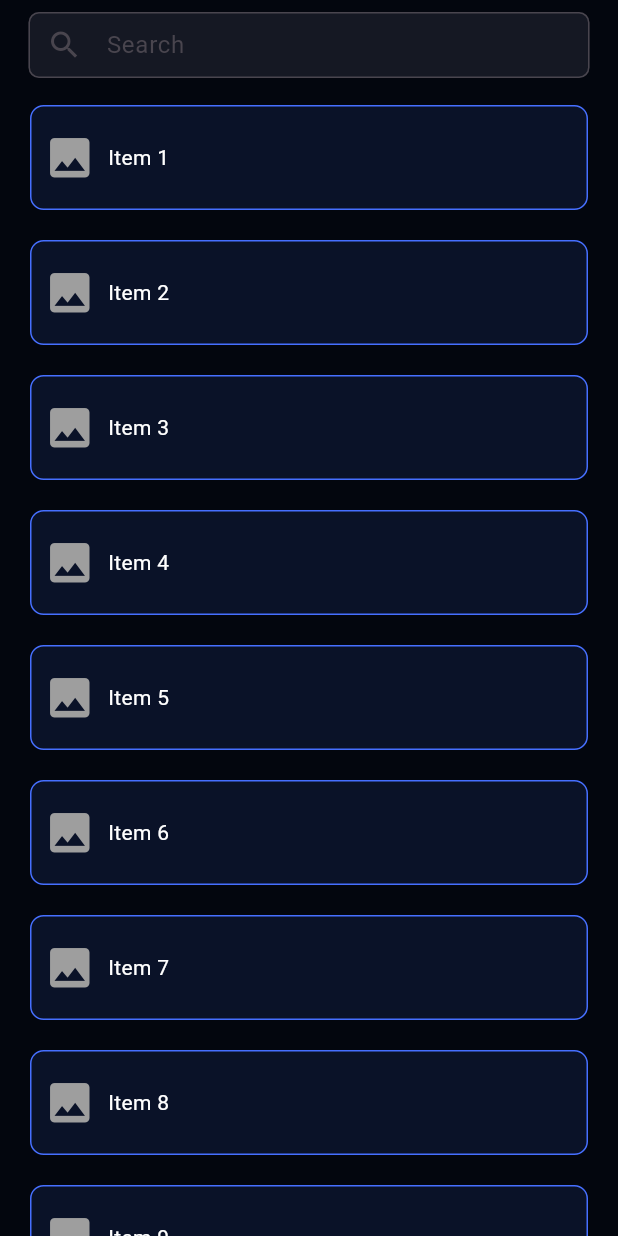
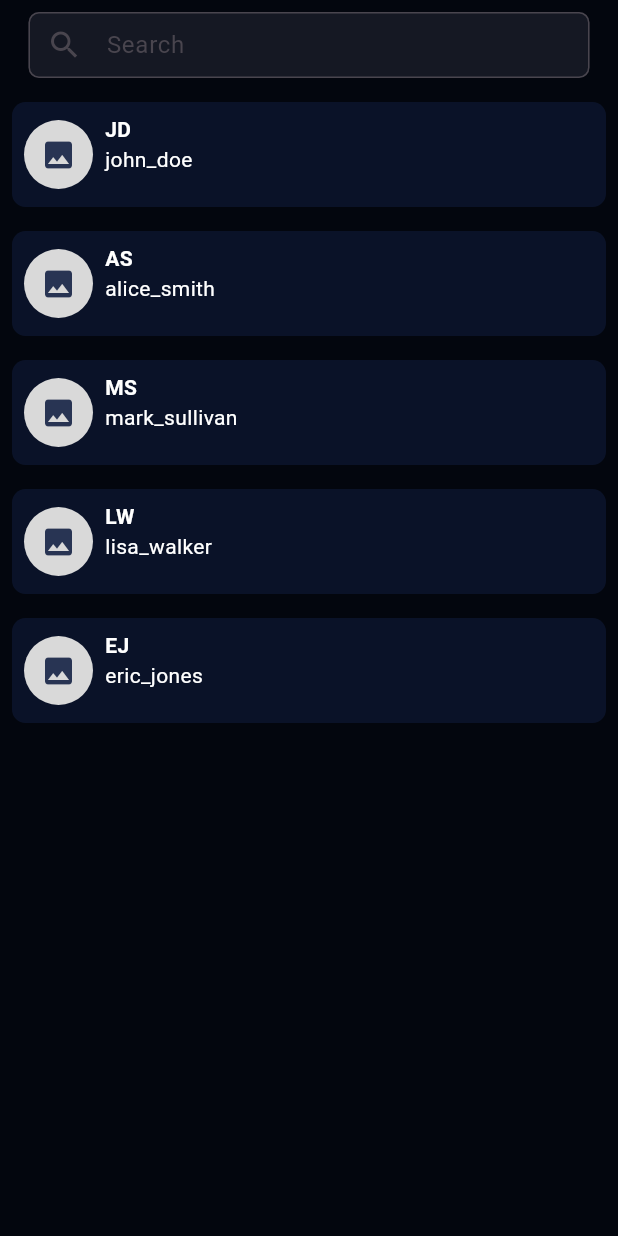
Before and after one commit to ACM-JUIT/Omnia-Frontend-Legacy, a Flutter app: the Members screen opened directly, on a phone screen of 412 x 824 dp. Run offline on Flutter 3.47's test engine with Material 3 defaults, Android fonts, the phone set to English and light mode, and no system bars; our stand-ins replace google_nav_bar.

Commit message:
whole app working fine

```diff
--- a/lib/Resources/Theme/theme.dart
+++ b/lib/Resources/Theme/theme.dart
@@ -11,5 +11,7 @@ const Color gradientColor1 = Color.fromRGBO(194, 197, 205, 1);
 const Color gradientColor2 = Color.fromRGBO(10, 18, 40, 1);
 const Color imageColor = Color.fromRGBO(40, 52, 83, 1);
 const Color dateColor = Color.fromRGBO(30, 80, 255, 1);
-const gradiColor = LinearGradient(colors: [Colors.blue,Colors.deepPurple]);
+const gradiColor = LinearGradient(colors: [Colors.blue, Colors.deepPurple]);
+const Color imagebackColor = Color.fromRGBO(205, 205, 205, 1);
+
 // Color.alphaBlend(Colors.blue, Colors.deepPurple);
--- a/lib/Screens/Community/acm.dart
+++ b/lib/Screens/Community/acm.dart
@@ -1,7 +1,7 @@
 import 'package:flutter/material.dart';
+import 'package:omnia/Resources/Theme/theme.dart';
 import 'package:omnia/Screens/Community/acmevents.dart';
 import 'package:omnia/cardvalues.dart';
-import 'package:omnia/Resources/Theme/theme.dart';
 
 class ACM extends StatefulWidget {
   const ACM({Key? key}) : super(key: key);
@@ -106,7 +106,7 @@ class _ACMState extends State<ACM> {
                                   ClipRRect(
                                     borderRadius: BorderRadius.circular(10.0),
                                     child: Image.asset(
-                                      acmImages[index],
+                                      tenureImages[index],
                                       alignment: Alignment.center,
                                       fit: BoxFit.cover,
                                       width: double.infinity,
--- a/lib/Screens/Community/community.dart
+++ b/lib/Screens/Community/community.dart
@@ -1,7 +1,7 @@
 import 'package:flutter/material.dart';
+import 'package:omnia/Resources/Theme/theme.dart';
 import 'package:omnia/Screens/Community/acm.dart';
 import 'package:omnia/Screens/Community/members.dart';
-import 'package:omnia/Resources/Theme/theme.dart';
 // import 'package:omnia/Screens/Home/home.dart';
 import 'package:omnia/Screens/Home/homescreen.dart';
 
--- a/lib/Screens/Community/members.dart
+++ b/lib/Screens/Community/members.dart
@@ -1,15 +1,17 @@
 import 'package:flutter/material.dart';
 import 'package:omnia/Resources/Theme/theme.dart';
+import 'package:omnia/cardvalues.dart';
 
 class Members extends StatefulWidget {
-  const Members({super.key});
+  const Members({Key? key}) : super(key: key);
 
   @override
   State<Members> createState() => _MembersState();
 }
 
 class _MembersState extends State<Members> {
-  List<String> items = List.generate(50, (index) => 'Item ${index + 1}');
+  List<String> items =
+      List.generate(membersCardNo, (index) => 'Item ${index + 1}');
   List<String> filteredItems = [];
 
   @override
@@ -21,7 +23,14 @@ class _MembersState extends State<Members> {
   void filterItems(String query) {
     setState(() {
       filteredItems = items
-          .where((item) => item.toLowerCase().contains(query.toLowerCase()))
+          .where((item) =>
+              item.toLowerCase().contains(query.toLowerCase()) ||
+              usernames[items.indexOf(item)]
+                  .toLowerCase()
+                  .contains(query.toLowerCase()) ||
+              initials[items.indexOf(item)]
+                  .toLowerCase()
+                  .contains(query.toLowerCase()))
           .toList();
     });
   }
@@ -49,7 +58,6 @@ class _MembersState extends State<Members> {
                     borderRadius: BorderRadius.all(Radius.circular(7.0)),
                   ),
                   labelText: 'Search',
-                  // labelStyle: TextStyle(color: itemColor),
                   prefixIcon: Icon(
                     Icons.search,
                   ),
@@ -61,26 +69,51 @@ class _MembersState extends State<Members> {
             child: ListView.builder(
               itemCount: filteredItems.length,
               itemBuilder: (context, index) {
+                final itemIndex = items.indexOf(filteredItems[index]);
+
                 return Container(
                   height: 70.0,
                   decoration: BoxDecoration(
                     color: cardColor,
                     borderRadius: BorderRadius.circular(9.0),
-                      border: Border.all(color: itemColor),
                   ),
-                    margin: const EdgeInsets.symmetric(vertical: 10,horizontal: 20),
+                  margin: const EdgeInsets.all(8.0),
                   padding: const EdgeInsets.all(8.0),
                   child: Row(
                     children: [
-                        const Icon(Icons.image, size: 35.0, color: Colors.grey),
+                      Container(
+                        height: 46,
+                        width: 46,
+                        decoration: const BoxDecoration(
+                          shape: BoxShape.circle,
+                          color: Color.fromRGBO(217, 217, 217, 1),
+                        ),
+                        alignment: Alignment.center,
+                        child: const Icon(
+                          Icons.image,
+                          color: imageColor,
+                        ),
+                      ),
                       const SizedBox(width: 8.0),
+                      Column(
+                        crossAxisAlignment: CrossAxisAlignment.start,
+                        children: [
                           Text(
-                          filteredItems[index],
+                            initials[itemIndex],
+                            style: const TextStyle(
+                              color: Colors.white,
+                              fontWeight: FontWeight.bold,
+                            ),
+                          ),
+                          Text(
+                            usernames[itemIndex],
                             style: const TextStyle(color: Colors.white),
                           ),
-                        // Text(filteredItems[index]),
                         ],
-                    ));
+                      ),
+                    ],
+                  ),
+                );
               },
             ),
           ),
--- a/lib/Screens/Home/homescreen.dart
+++ b/lib/Screens/Home/homescreen.dart
@@ -1,12 +1,11 @@
 import 'package:flutter/material.dart';
 import 'package:google_nav_bar/google_nav_bar.dart';
+import 'package:omnia/Resources/Theme/theme.dart';
 
 import 'package:omnia/Screens/Community/community.dart';
 import 'package:omnia/Screens/Home/home.dart';
 import 'package:omnia/Screens/Profile/profile.dart';
-// import 'package:omnia/Screens/Work/projects.dart';
 import 'package:omnia/Screens/Work/work.dart';
-import 'package:omnia/Resources/Theme/theme.dart';
 
 class HomeScreen extends StatefulWidget {
   const HomeScreen({Key? key}) : super(key: key);
--- a/lib/cardvalues.dart
+++ b/lib/cardvalues.dart
@@ -47,13 +47,34 @@ List<String> acmSubheadings = [
   "Tenure",
 ];
 
-const projectCardno=4;
-List<String> projectHeadings = [
-  "Omnia",
-  "Projectron",
-  "CTF",
-  "Mask Detector"
+List<String> tenureImages = [
+  "assets/2021.png",
+  "assets/2020.png",
+  "assets/2019.png",
 ];
+
+//.......MEMBERS CARD VALUES........//
+
+const membersCardNo = 5;
+
+List<String> initials = [
+  'JD',
+  'AS',
+  'MS',
+  'LW',
+  'EJ',
+];
+
+List<String> usernames = [
+  'john_doe',
+  'alice_smith',
+  'mark_sullivan',
+  'lisa_walker',
+  'eric_jones',
+];
+
+const projectCardno = 4;
+List<String> projectHeadings = ["Omnia", "Projectron", "CTF", "Mask Detector"];
 
 List<String> projectSubheadings = [
   "App",
@@ -62,7 +83,7 @@ List<String> projectSubheadings = [
   "AI/ML",
 ];
 
-const resoCardno=4;
+const resoCardno = 4;
 List<String> resoHeadings = [
   "\t\t\t\t   App\nDevelopment",
   "\t\t\t\t   Web\nDevelopment",
```
Also changed, not shown: lib/Screens/Home/home.dart (+112 -34 lines), pubspec.yaml (+8 -0 lines). Lines whose indentation alone changed are shown as unchanged.
